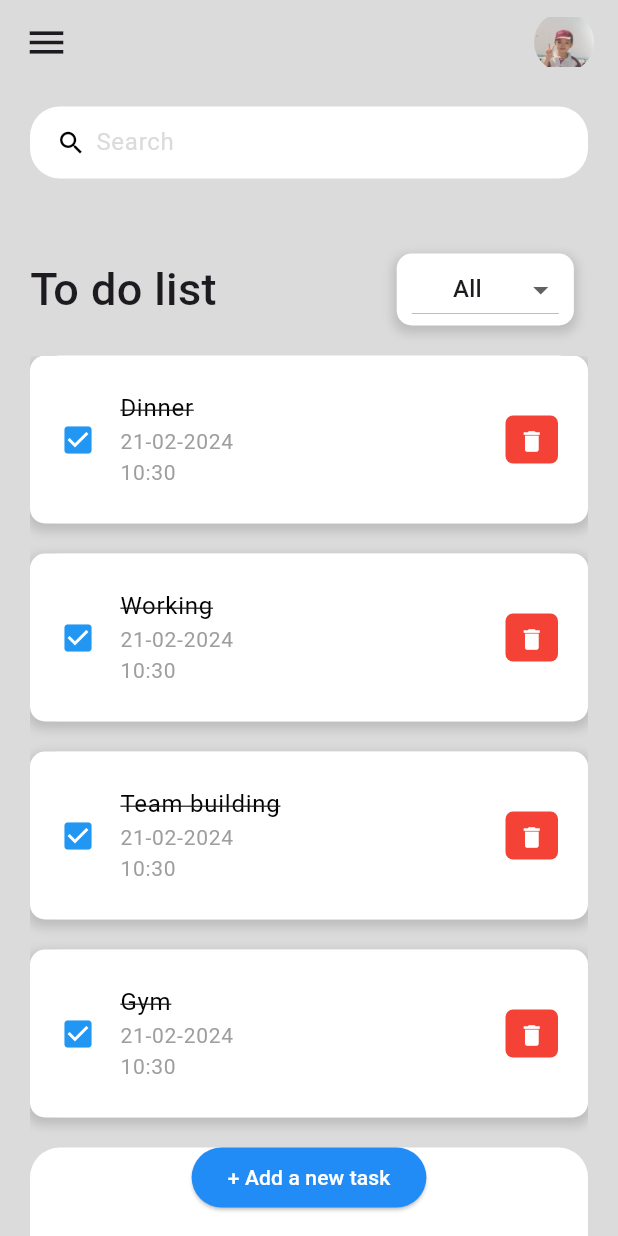
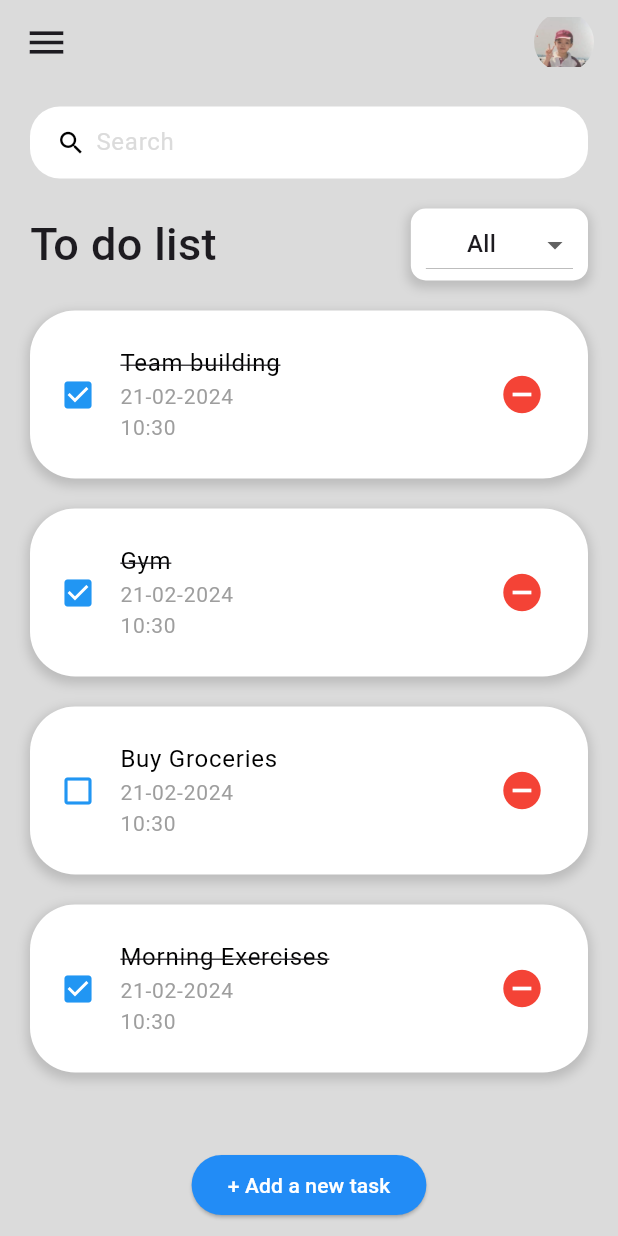
Before and after one commit to txquang2202/flutter_todo_app, a Flutter app: the screen it shows after launch, on a phone screen of 412 x 824 dp. Run offline on Flutter 3.47's test engine with Material 3 defaults, Android fonts, the phone set to English and light mode, and no system bars.

```diff
--- a/lib/models/items.dart
+++ b/lib/models/items.dart
@@ -43,20 +43,6 @@ class ToDo {
         dateTime: DateTime.now(),
         timestamp: DateTime.now(),
       ),
-      ToDo(
-        id: '05',
-        todoText: "Working",
-        isDone: true,
-        dateTime: DateTime.now(),
-        timestamp: DateTime.now(),
-      ),
-      ToDo(
-        id: '06',
-        todoText: "Dinner",
-        isDone: true,
-        dateTime: DateTime.now(),
-        timestamp: DateTime.now(),
-      ),
     ];
   }
 }
--- a/lib/screens/home.dart
+++ b/lib/screens/home.dart
@@ -19,6 +19,7 @@ class _HomeState extends State<Home> {
   final TextEditingController todoController = TextEditingController();
   String selectedFilter = 'All';
   final List<String> filters = ['All', 'Today', 'Upcoming'];
+  final bool _showAddButton = true;
 
   @override
   void initState() {
@@ -33,29 +34,28 @@ class _HomeState extends State<Home> {
       appBar: _buildAppBar(),
       body: Stack(
         children: [
-          Container(
+          SingleChildScrollView(
+            child: Container(
               padding: const EdgeInsets.symmetric(horizontal: 20, vertical: 15),
               child: Column(
                 children: [
                   searchBox(),
-                Expanded(
-                  child: Column(
+                  Padding(
+                    padding:
+                        const EdgeInsets.symmetric(horizontal: 0, vertical: 20),
+                    child: Row(
+                      crossAxisAlignment: CrossAxisAlignment.center,
+                      mainAxisAlignment: MainAxisAlignment.spaceBetween,
                       children: [
-                      Row(
-                        children: [
-                          Container(
-                            margin: const EdgeInsets.only(top: 50, bottom: 20),
-                            child: Text(
+                        Text(
                           "To do list",
                           style: TextStyle(
                             fontSize: 30,
                             fontWeight: FontWeight.w500,
                           ),
                         ),
-                          ),
                         Container(
-                            margin: const EdgeInsets.only(
-                                top: 50, bottom: 20, left: 120),
+                          //  margin: const EdgeInsets.only(top: 50, bottom: 20),
                           padding: const EdgeInsets.symmetric(horizontal: 10),
                           decoration: BoxDecoration(
                             color: Colors.white,
@@ -90,11 +90,11 @@ class _HomeState extends State<Home> {
                         ),
                       ],
                     ),
+                  ),
                   _foundItems.isEmpty
                       ? Center(
                           child: Padding(
                             padding: EdgeInsets.only(top: 150),
-                                child: Expanded(
                             child: Column(
                               mainAxisAlignment: MainAxisAlignment.center,
                               children: const [
@@ -114,10 +114,10 @@ class _HomeState extends State<Home> {
                               ],
                             ),
                           ),
-                              ),
                         )
-                          : Expanded(
-                              child: ListView(
+                      : ListView(
+                          shrinkWrap: true,
+                          physics: NeverScrollableScrollPhysics(),
                           children: _foundItems.reversed.map((todo) {
                             return TodoItems(
                               todo: todo,
@@ -126,11 +126,15 @@ class _HomeState extends State<Home> {
                             );
                           }).toList(),
                         ),
-                            ),
                 ],
               ),
             ),
-                ElevatedButton(
+          ),
+          if (_showAddButton)
+            Container(
+              padding: EdgeInsets.only(bottom: 10),
+              alignment: Alignment.bottomCenter,
+              child: ElevatedButton(
                 onPressed: () {
                   _showAddToDoDialog(context);
                 },
@@ -139,12 +143,10 @@ class _HomeState extends State<Home> {
                     const Color.fromARGB(255, 34, 140, 246),
                   ),
                 ),
-                  child: const Text(
+                child: Text(
                   "+ Add a new task",
                   style: TextStyle(color: Colors.white),
                 ),
-                ),
-              ],
               ),
             ),
         ],
@@ -215,6 +217,7 @@ class _HomeState extends State<Home> {
         timestamp: DateTime(selectedDate.year, selectedDate.month,
             selectedDate.day, selectedTime.hour, selectedTime.minute),
       ));
+      _itemFilter("");
     });
     todoController.clear();
   }
@@ -288,7 +291,10 @@ class _HomeState extends State<Home> {
         return StatefulBuilder(
           builder: (BuildContext context, StateSetter setState) {
             return AlertDialog(
-              title: const Text('Add a new task'),
+              title: const Text(
+                'Add a new task',
+                textAlign: TextAlign.center,
+              ),
               content: Column(
                 mainAxisSize: MainAxisSize.min,
                 children: <Widget>[
@@ -296,8 +302,10 @@ class _HomeState extends State<Home> {
                     onChanged: (value) {
                       newTask = value;
                     },
-                    decoration:
-                        const InputDecoration(labelText: 'Task description'),
+                    decoration: const InputDecoration(
+                      labelText: 'Task description',
+                      hintText: 'Enter task description',
+                    ),
                   ),
                   const SizedBox(height: 20),
                   Row(
@@ -340,7 +348,6 @@ class _HomeState extends State<Home> {
                             context: context,
                             initialTime: selectedTime,
                           );
-                          //  print(selectedTime);
                           if (pickedTime != null &&
                               pickedTime != selectedTime) {
                             setState(() {
@@ -375,8 +382,16 @@ class _HomeState extends State<Home> {
                 ),
                 ElevatedButton(
                   onPressed: () {
+                    if (newTask.isNotEmpty) {
                       _addToDoItem(newTask, selectedDate, selectedTime);
                       Navigator.of(context).pop();
+                    } else {
+                      ScaffoldMessenger.of(context).showSnackBar(
+                        SnackBar(
+                          content: Text('Task description cannot be empty'),
+                        ),
+                      );
+                    }
                   },
                   child: const Text('Add task'),
                 ),
--- a/lib/widgets/todo_items.dart
+++ b/lib/widgets/todo_items.dart
@@ -22,7 +22,7 @@ class TodoItems extends StatelessWidget {
       margin: EdgeInsets.only(bottom: 20),
       decoration: BoxDecoration(
         color: Colors.white,
-        borderRadius: BorderRadius.circular(10),
+        borderRadius: BorderRadius.circular(30),
         boxShadow: [
           BoxShadow(
             color: Colors.grey.withOpacity(0.5),
@@ -38,7 +38,7 @@ class TodoItems extends StatelessWidget {
         },
         shape: RoundedRectangleBorder(borderRadius: BorderRadius.circular(20)),
         contentPadding: EdgeInsets.symmetric(horizontal: 20, vertical: 15),
-        tileColor: Colors.white,
+        // tileColor: Colors.white,
         leading: Icon(
           todo.isDone ? Icons.check_box : Icons.check_box_outline_blank,
           color: Colors.blue,
@@ -63,17 +63,15 @@ class TodoItems extends StatelessWidget {
         ),
         trailing: Container(
           padding: EdgeInsets.all(0),
-          margin: EdgeInsets.symmetric(vertical: 12),
-          height: 35,
-          width: 35,
+          //  margin: EdgeInsets.symmetric(vertical: 12),
           decoration: BoxDecoration(
-            color: Colors.red,
-            borderRadius: BorderRadius.circular(5),
+            color: Colors.white,
+            borderRadius: BorderRadius.circular(50),
           ),
           child: IconButton(
-            color: Colors.white,
-            iconSize: 18,
-            icon: Icon(Icons.delete),
+            color: Colors.red,
+            iconSize: 30,
+            icon: Icon(Icons.remove_circle),
             onPressed: () {
               onDeleteItem(todo.id!);
             },
--- a/pubspec.yaml
+++ b/pubspec.yaml
@@ -30,6 +30,7 @@ environment:
 dependencies:
   flutter:
     sdk: flutter
+  flutter_local_notifications: ^5.0.0
 
   # The following adds the Cupertino Icons font to your application.
   # Use with the CupertinoIcons class for iOS style icons.
@@ -40,7 +41,7 @@ dependencies:
 dev_dependencies:
   flutter_test:
     sdk: flutter
-
+  shared_preferences: ^2.0.8
   # The "flutter_lints" package below contains a set of recommended lints to
   # encourage good coding practices. The lint set provided by the package is
   # activated in the `analysis_options.yaml` file located at the root of your
```
Lines whose indentation alone changed are shown as unchanged.
